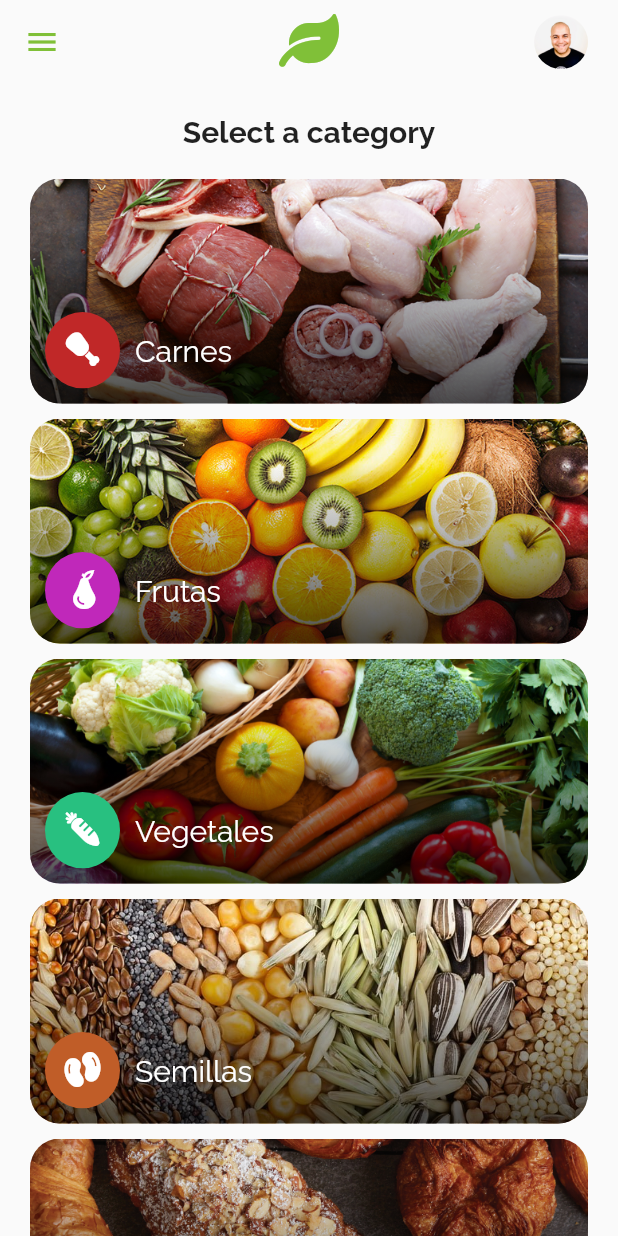
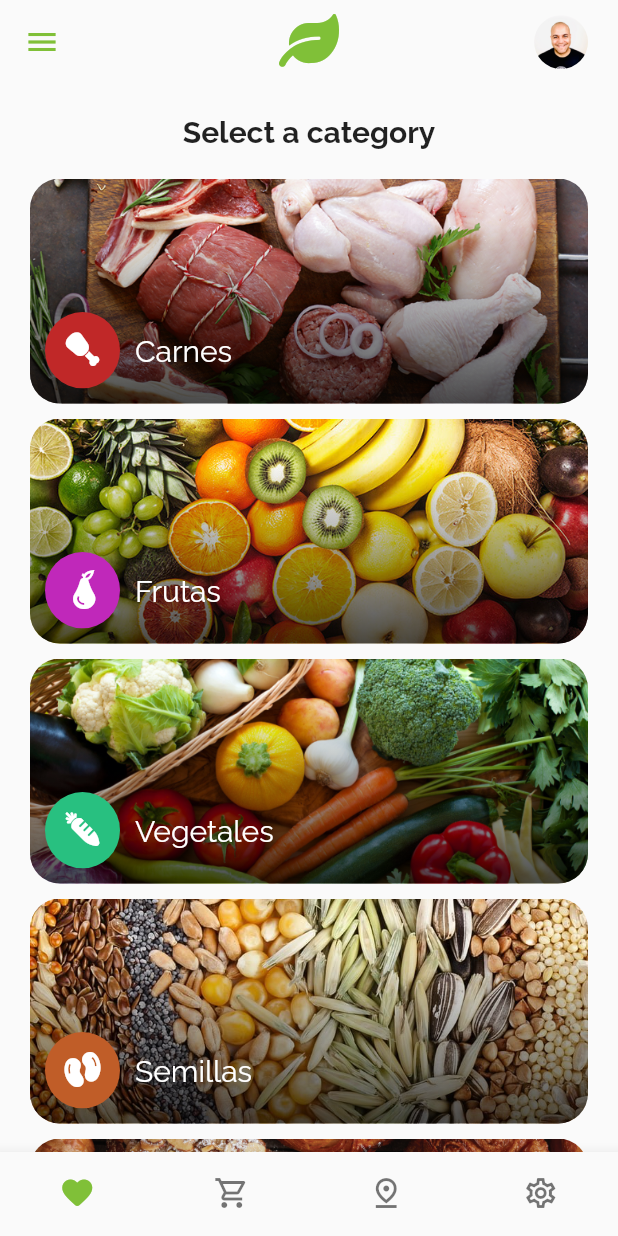
Before and after one commit to Basith-P/Orilla-Fresca, a Flutter app: the screen it shows after launch, on a phone screen of 412 x 824 dp. Run offline on Flutter 3.47's test engine with Material 2 defaults, Android fonts, the phone set to English and light mode, and no system bars.

Commit message:
Design bottom nav bar

```diff
--- a/lib/view/cat_list/cat_list_page.dart
+++ b/lib/view/cat_list/cat_list_page.dart
@@ -61,6 +61,34 @@ class CategoryListPage extends StatelessWidget {
           ),
         ],
       ),
+      bottomNavigationBar: BottomNavigationBar(
+        type: BottomNavigationBarType.fixed,
+        selectedItemColor: AppColors.primary,
+        showSelectedLabels: false,
+        showUnselectedLabels: false,
+        items: const [
+          BottomNavigationBarItem(
+            icon: Icon(Icons.favorite_outline_rounded),
+            activeIcon: Icon(Icons.favorite_rounded),
+            label: 'favorite',
+          ),
+          BottomNavigationBarItem(
+            icon: Icon(Icons.shopping_cart_outlined),
+            activeIcon: Icon(Icons.shopping_cart_rounded),
+            label: 'cart',
+          ),
+          BottomNavigationBarItem(
+            icon: Icon(Icons.pin_drop_outlined),
+            activeIcon: Icon(Icons.pin_drop_rounded),
+            label: 'location',
+          ),
+          BottomNavigationBarItem(
+            icon: Icon(Icons.settings_outlined),
+            activeIcon: Icon(Icons.settings_rounded),
+            label: 'settings',
+          ),
+        ],
+      ),
     );
   }
 }
```
